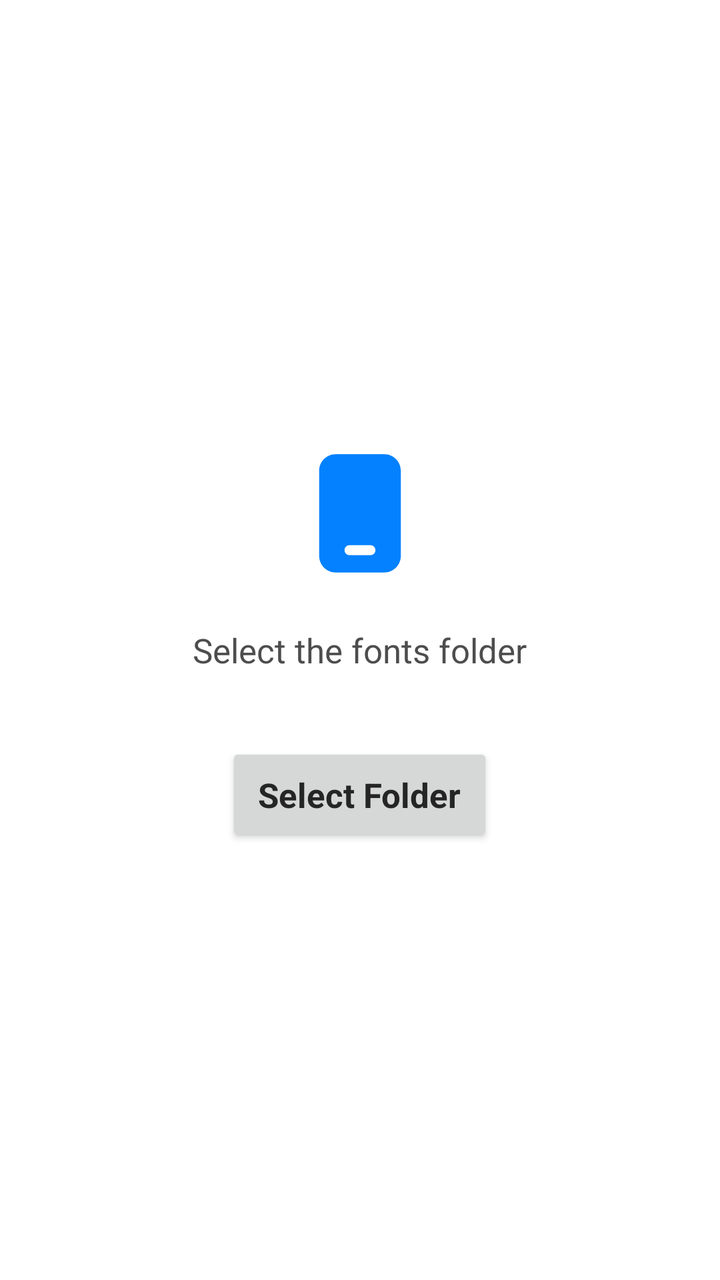
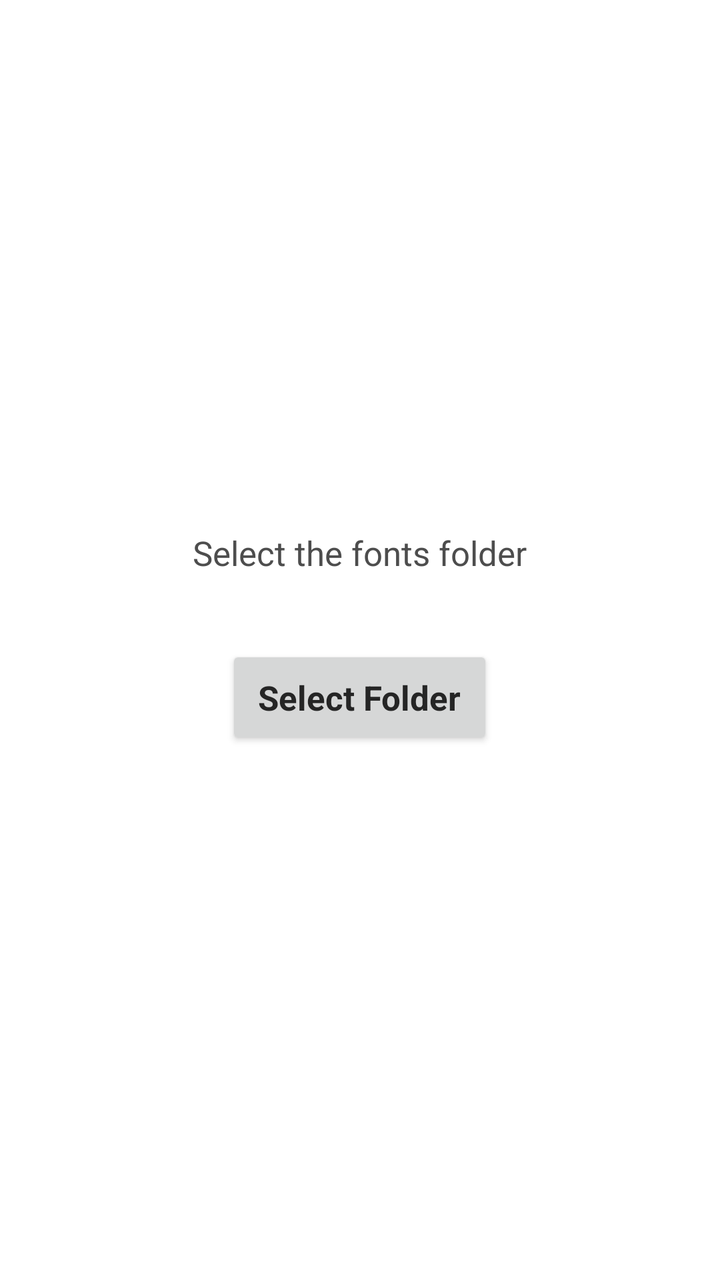

Screens rendered from an Android XML layout before and after an edit, with the pre-edit source and the edit as a unified diff.
<!-- AndroidManifest.xml: application theme AppTheme -->
<!-- res/layout/fragment_local_font_list.xml -->
<?xml version="1.0" encoding="utf-8"?>
<FrameLayout xmlns:android="http://schemas.android.com/apk/res/android"
    xmlns:app="http://schemas.android.com/apk/res-auto"
    android:layout_width="match_parent"
    android:layout_height="match_parent">

    <LinearLayout
        android:id="@+id/main_content_layout"
        android:layout_width="match_parent"
        android:layout_height="match_parent"
        android:orientation="vertical"
        android:visibility="visible">

        <androidx.recyclerview.widget.RecyclerView
            android:id="@+id/font_recycler_view"
            android:layout_width="match_parent"
            android:layout_height="match_parent"
            android:scrollbars="vertical" />

        <androidx.core.widget.NestedScrollView
            android:id="@+id/empty_view"
            android:layout_width="match_parent"
            android:layout_height="match_parent"
            android:visibility="gone"
            app:layout_behavior="@string/appbar_scrolling_view_behavior">

            <LinearLayout
                android:id="@+id/empty_container"
                android:layout_width="match_parent"
                android:layout_height="match_parent"
                android:orientation="vertical"
                android:layout_gravity="center"
                android:gravity="center"
                android:paddingStart="33dp"
                android:paddingEnd="33dp">

                <androidx.appcompat.widget.AppCompatImageView
                    android:id="@+id/empty_icon"
                    android:layout_width="80dp"
                    android:layout_height="80dp"
                    android:layout_marginBottom="15dp"
                    android:gravity="center"  
                    android:src="@drawable/ic_device" />

                <androidx.appcompat.widget.AppCompatTextView
                    android:id="@+id/empty_title"
                    android:layout_width="wrap_content"
                    android:layout_height="wrap_content"
                    android:gravity="center"
                    android:layout_marginBottom="15dp"
                    android:text="@string/local_fonts_empty_title"
                    android:textSize="17sp"
                    android:textColor="@color/drawer_icon_color" />

                <androidx.appcompat.widget.AppCompatTextView
                    android:id="@+id/empty_text"
                    android:layout_width="wrap_content"
                    android:layout_height="wrap_content"
                    android:gravity="center"
                    android:lineSpacingExtra="6dp"
                    android:text="@string/font_fragment_empty_message"
                    android:textSize="13sp"
                    android:textColor="?android:attr/textColorSecondary" />

                <androidx.appcompat.widget.AppCompatTextView
                    android:id="@+id/no_results_text"
                    android:layout_width="wrap_content"
                    android:layout_height="wrap_content"
                    android:gravity="center"
                    android:text="@string/no_results_found"
                    android:textSize="17sp"
                    android:textColor="@color/drawer_icon_color"
                    android:visibility="gone" />

            </LinearLayout>

        </androidx.core.widget.NestedScrollView>

        
        <LinearLayout
            android:id="@+id/loading_container"
            android:layout_width="match_parent"
            android:layout_height="match_parent"
            android:orientation="vertical"
            android:gravity="center"
            android:visibility="gone">

            <androidx.appcompat.widget.SeslProgressBar
                style="@style/Widget.AppCompat.ProgressBar.Large"
                android:layout_width="wrap_content"
                android:layout_height="wrap_content"
                android:layout_gravity="center" />

            <TextView
                android:layout_width="wrap_content"
                android:layout_height="wrap_content"
                android:layout_marginTop="16dp"
                android:text="@string/loading_fonts"
                android:textColor="?android:attr/textColorSecondary"
                android:textSize="16sp" />

        </LinearLayout>

    </LinearLayout>

    <androidx.core.widget.NestedScrollView
        android:id="@+id/select_folder_container"
        android:layout_width="match_parent"
        android:layout_height="match_parent"
        android:fillViewport="true"
        android:visibility="visible"
        app:layout_behavior="@string/appbar_scrolling_view_behavior">

        <LinearLayout
            android:id="@+id/folder_container_inner"
            android:layout_width="match_parent"
            android:layout_height="match_parent"
            android:orientation="vertical"
            android:layout_gravity="center"
            android:gravity="center"
            android:paddingStart="33dp"
            android:paddingEnd="33dp">

            <androidx.appcompat.widget.AppCompatImageView
                android:layout_width="80dp"
                android:layout_height="80dp"
                android:src="@drawable/ic_device"
                android:layout_gravity="center"
                android:layout_marginBottom="17dp"/>

            <androidx.appcompat.widget.AppCompatTextView
                android:layout_width="wrap_content"
                android:layout_height="wrap_content"
                android:text="@string/font_fragment_select_folder_description"
                android:textSize="17sp"
                android:lineSpacingExtra="5dp"
                android:textColor="@color/drawer_icon_color"
                android:gravity="center"
                android:layout_marginBottom="20dp"/>
            
            <androidx.appcompat.widget.AppCompatButton
                android:id="@+id/select_folder_button"
                style="@style/OneUI.AppInfoButton"
                android:text="@string/font_fragment_select_folder_button" />

        </LinearLayout>

    </androidx.core.widget.NestedScrollView>

</FrameLayout>
<!-- resources referenced by this layout -->
<resources>
  <color name="drawer_icon_color">#4d4d4d</color>
  <!-- drawable ic_device (drawable) -->
  <?xml version="1.0" encoding="utf-8" standalone="no"?>
  <vector xmlns:android="http://schemas.android.com/apk/res/android"
      android:width="24dp"
      android:height="24dp"
      android:viewportWidth="24"
      android:viewportHeight="24">
      <path
          android:fillColor="#ff0381fe"
          android:fillType="evenOdd"
          android:pathData="M13.566,18.265L10.432,18.265C10.018,18.265 9.682,17.929 9.682,17.515C9.682,17.101 10.018,16.765 10.432,16.765L13.566,16.765C13.981,16.765 14.316,17.101 14.316,17.515C14.316,17.929 13.981,18.265 13.566,18.265M15.625,3.125L8.375,3.125C6.994,3.125 5.875,4.244 5.875,5.625L5.875,18.375C5.875,19.756 6.994,20.875 8.375,20.875L15.625,20.875C17.005,20.875 18.125,19.756 18.125,18.375L18.125,5.625C18.125,4.244 17.005,3.125 15.625,3.125"
          android:strokeWidth="1"
          android:strokeColor="#00000000" />
  </vector>
  <string name="font_fragment_empty_message">Copy the fonts to this folder to display them here.</string>
  <string name="font_fragment_select_folder_button">Select Folder</string>
  <string name="font_fragment_select_folder_description">Select the fonts folder</string>
  <string name="loading_fonts">Loading…</string>
  <string name="local_fonts_empty_title">No fonts in this folder</string>
  <string name="no_results_found">No results found</string>
  <style name="OneUI.AppInfoButton" parent="Widget.AppCompat.TextView">
          <item name="android:layout_width">wrap_content</item>
          <item name="android:layout_height">wrap_content</item>
          <item name="android:minHeight">52dp</item>
          <item name="android:layout_marginTop">15dp</item>
          <item name="android:paddingStart">16dp</item>
          <item name="android:paddingEnd">16dp</item>
          <item name="android:paddingTop">8dp</item>
          <item name="android:paddingBottom">8dp</item>
          <item name="android:focusable">true</item>
          <item name="android:gravity">center</item>
          <item name="android:textSize">17sp</item>
          <item name="android:textStyle">bold</item>
          <item name="android:textColor">@color/oui_appinfolayout_button_default_text</item>
          <item name="android:fontFamily">sec-roboto-light</item>
          <item name="android:maxLines">2</item>
          <item name="android:ellipsize">end</item>
      </style>
  <style name="AppTheme" parent="OneUITheme">
      </style>
  <color name="oui_appinfolayout_button_default_text">#ff252525</color>
  <style name="OneUITheme" parent="Theme.AppCompat.Light.NoActionBar">
          <item name="android:listChoiceBackgroundIndicator">?attr/listChoiceBackgroundIndicator</item>
  
          <item name="android:statusBarColor">@color/sesl_round_and_bgcolor_light</item>
          <item name="android:windowBackground">@color/sesl_round_and_bgcolor_light</item>
          <item name="android:navigationBarColor">@color/sesl_round_and_bgcolor_light</item>
          <item name="android:windowLightStatusBar">true</item>
          <item name="android:windowLightNavigationBar" tools:targetApi="o_mr1">true</item>
  
          <item name="android:windowLayoutInDisplayCutoutMode" tools:targetApi="o_mr1">shortEdges</item>
  
          <item name="android:windowSplashScreenBackground" tools:targetApi="s">@color/sesl_round_and_bgcolor_light</item>
          <item name="android:windowSplashScreenAnimatedIcon" tools:targetApi="s">@color/sesl_round_and_bgcolor_light</item>
  
          <item name="collapsingToolbarLayoutStyle">@style/Widget.Design.Light.CollapsingToolbar</item>
          <item name="bottomNavigationStyle">@style/Widget.Design.Light.BottomNavigationView</item>
          <item name="tabStyle">@style/Widget.Design.TabLayout.Light</item>
      </style>
</resources>

<!-- the commit's change to res/layout/fragment_local_font_list.xml (unified diff, before → after) -->
@@ -121,13 +121,6 @@
             android:paddingStart="33dp"
             android:paddingEnd="33dp">
 
-            <androidx.appcompat.widget.AppCompatImageView
-                android:layout_width="80dp"
-                android:layout_height="80dp"
-                android:src="@drawable/ic_device"
-                android:layout_gravity="center"
-                android:layout_marginBottom="17dp"/>
-
             <androidx.appcompat.widget.AppCompatTextView
                 android:layout_width="wrap_content"
                 android:layout_height="wrap_content"
